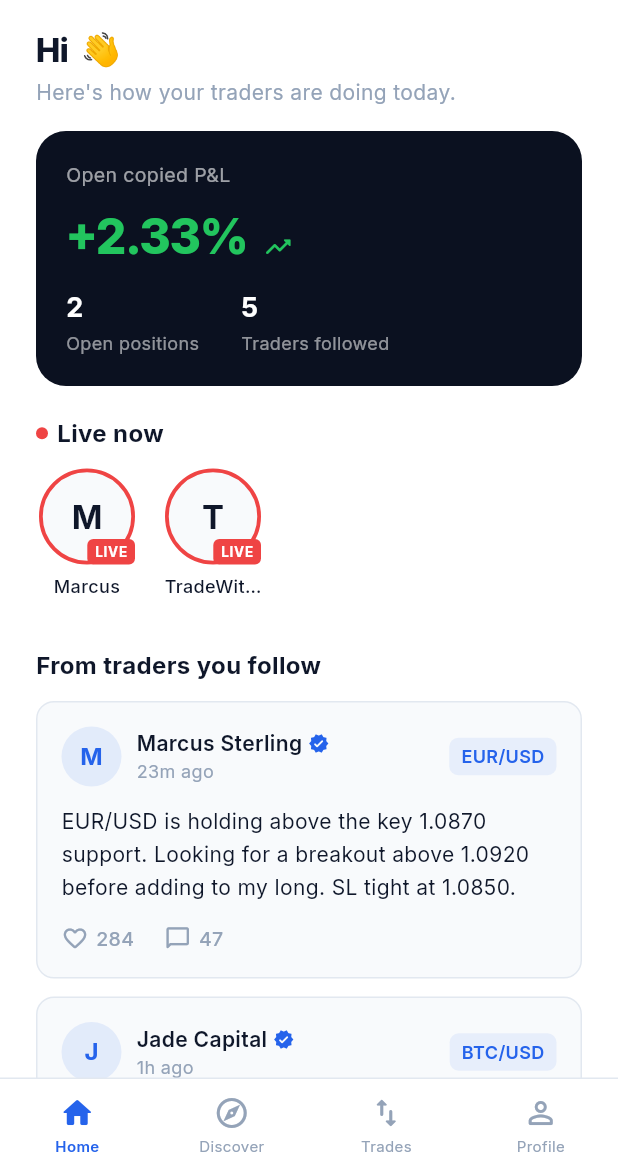
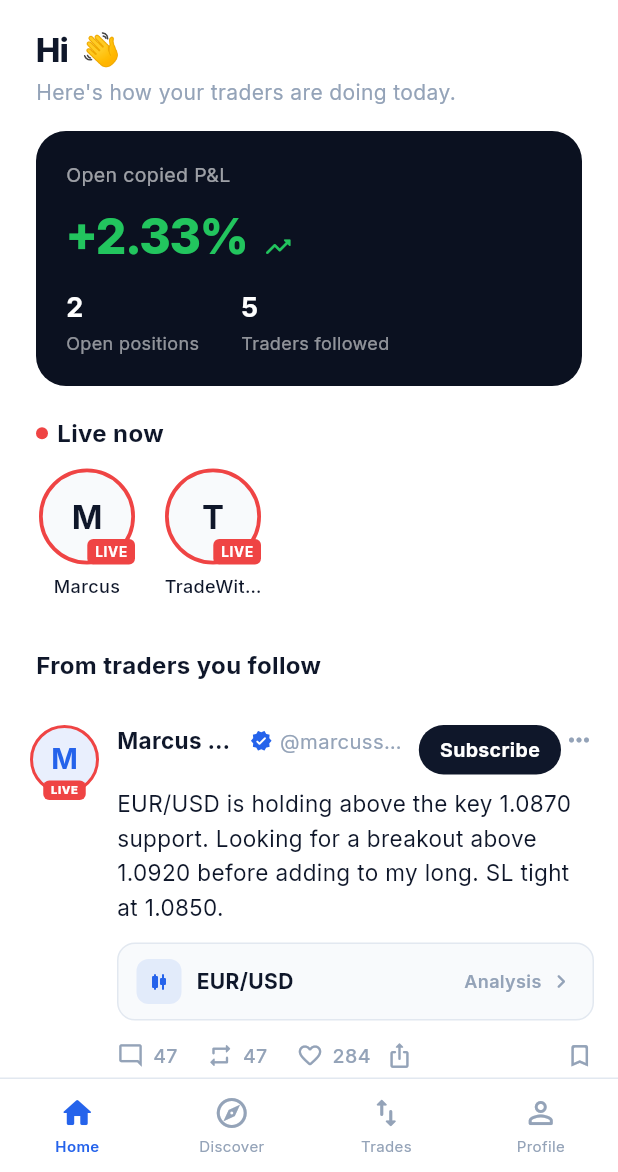
Before and after one commit to shazerlone/tv_license_app, a Flutter app: the HomeScreen screen opened directly, on a phone screen of 412 x 824 dp, the part 64-1236 px from its top. Run offline on Flutter 3.47's test engine with Material 3 defaults, Android fonts, the phone set to English and light mode, and no system bars; our stand-ins replace google_fonts; missing offline and left inert: dart:html; accounts and stored records are empty.

Commit message:
feat: X/Threads-style feed with subscribe, bell, and full action bar
- New FeedPost widget: avatar (live ring), name + verified + @handle · time,
  Subscribe button that flips to a notifications bell once subscribed, … menu
- Action bar: reply, repost (toggle), like (animated, red), share, bookmark —
  all with live counts and K formatting
- Share and More open bottom sheets
- Follower & creator home feeds now use FeedPost full-bleed with hairline
  dividers, like top social platforms

Co-Authored-By: Claude Opus 4.8 <noreply@anthropic.com>
Claude-Session: https://claude.ai/code/session_01KSLhgA3su6KMHBKNL29uhB

```diff
--- a/lib/screens/home_screen.dart
+++ b/lib/screens/home_screen.dart
@@ -8,6 +8,7 @@ import '../state/session.dart';
 import '../widgets/bottom_nav_bar.dart';
 import '../widgets/verified_badge.dart';
 import '../widgets/millimore_logo.dart';
+import '../widgets/feed_post.dart';
 import 'trader_profile_screen.dart';
 import 'live_stream_screen.dart';
 import 'studio_screen.dart';
@@ -151,9 +152,10 @@ class FollowerHome extends StatelessWidget {
         SliverToBoxAdapter(child: _SectionHeader(title: 'From traders you follow')),
         SliverList(
           delegate: SliverChildBuilderDelegate(
-            (_, i) => Padding(
-              padding: const EdgeInsets.fromLTRB(24, 0, 24, 12),
-              child: _PostCard(post: posts[i]),
+            (_, i) => FeedPost(
+              post: posts[i],
+              onOpenProfile: () => Navigator.push(context,
+                  MaterialPageRoute(builder: (_) => TraderProfileScreen(trader: posts[i].trader))),
             ),
             childCount: posts.length,
           ),
@@ -295,9 +297,10 @@ class CreatorHome extends StatelessWidget {
         SliverToBoxAdapter(child: _SectionHeader(title: 'Your recent posts')),
         SliverList(
           delegate: SliverChildBuilderDelegate(
-            (_, i) => Padding(
-              padding: const EdgeInsets.fromLTRB(24, 0, 24, 12),
-              child: _PostCard(post: posts[i]),
+            (_, i) => FeedPost(
+              post: posts[i],
+              onOpenProfile: () => Navigator.push(context,
+                  MaterialPageRoute(builder: (_) => TraderProfileScreen(trader: posts[i].trader))),
             ),
             childCount: posts.length,
           ),
@@ -507,88 +510,6 @@ class _LiveTraderAvatar extends StatelessWidget {
   }
 }
 
-class _PostCard extends StatelessWidget {
-  final Post post;
-  const _PostCard({required this.post});
-
-  @override
-  Widget build(BuildContext context) {
-    return GestureDetector(
-      onTap: () => Navigator.push(context, MaterialPageRoute(builder: (_) => TraderProfileScreen(trader: post.trader))),
-      child: Container(
-        padding: const EdgeInsets.all(16),
-        decoration: BoxDecoration(
-          color: AppColors.surface,
-          borderRadius: BorderRadius.circular(12),
-          border: Border.all(color: AppColors.border),
-        ),
-        child: Column(
-          crossAxisAlignment: CrossAxisAlignment.start,
-          children: [
-            Row(
-              children: [
-                _TraderAvatar(name: post.trader.name, size: 40),
-                const SizedBox(width: 10),
-                Expanded(
-                  child: Column(
-                    crossAxisAlignment: CrossAxisAlignment.start,
-                    children: [
-                      Row(
-                        children: [
-                          Text(post.trader.name, style: GoogleFonts.inter(fontSize: 14, fontWeight: FontWeight.w600, color: AppColors.textPrimary)),
-                          if (post.trader.isVerified) ...[
-                            const SizedBox(width: 4),
-                            const VerifiedBadge(size: 14),
-                          ],
-                        ],
-                      ),
-                      Text(post.timeAgo, style: GoogleFonts.inter(fontSize: 12, color: AppColors.textMuted)),
-                    ],
-                  ),
-                ),
-                if (post.pair != null)
-                  Container(
-                    padding: const EdgeInsets.symmetric(horizontal: 8, vertical: 4),
-                    decoration: BoxDecoration(color: AppColors.primary.withOpacity(0.08), borderRadius: BorderRadius.circular(6)),
-                    child: Text(post.pair!, style: GoogleFonts.inter(fontSize: 12, fontWeight: FontWeight.w600, color: AppColors.primary)),
-                  ),
-              ],
-            ),
-            const SizedBox(height: 12),
-            Text(post.content, style: GoogleFonts.inter(fontSize: 14, color: AppColors.textPrimary, height: 1.55)),
-            const SizedBox(height: 14),
-            Row(
-              children: [
-                _ActionButton(icon: post.isLiked ? Icons.favorite_rounded : Icons.favorite_border_rounded, label: '${post.likes}', color: post.isLiked ? AppColors.red : AppColors.textMuted),
-                const SizedBox(width: 20),
-                _ActionButton(icon: Icons.chat_bubble_outline_rounded, label: '${post.comments}', color: AppColors.textMuted),
-              ],
-            ),
-          ],
-        ),
-      ),
-    );
-  }
-}
-
-class _ActionButton extends StatelessWidget {
-  final IconData icon;
-  final String label;
-  final Color color;
-  const _ActionButton({required this.icon, required this.label, required this.color});
-
-  @override
-  Widget build(BuildContext context) {
-    return Row(
-      children: [
-        Icon(icon, size: 18, color: color),
-        const SizedBox(width: 5),
-        Text(label, style: GoogleFonts.inter(fontSize: 13, color: color, fontWeight: FontWeight.w500)),
-      ],
-    );
-  }
-}
-
 class _TraderAvatar extends StatelessWidget {
   final String name;
   final double size;
--- /dev/null
+++ b/lib/widgets/feed_post.dart
@@ -0,0 +1,476 @@
+import 'package:flutter/material.dart';
+import 'package:google_fonts/google_fonts.dart';
+import '../theme/app_theme.dart';
+import '../models/post.dart';
+import 'verified_badge.dart';
+
+/// A premium X / Threads-style feed post: avatar, identity row with a
+/// Subscribe→Bell control, content, optional trade chip, and an action bar
+/// (reply, repost, like, share) with live counts.
+class FeedPost extends StatefulWidget {
+  final Post post;
+  final VoidCallback? onOpenProfile;
+  final bool showDivider;
+
+  const FeedPost({
+    super.key,
+    required this.post,
+    this.onOpenProfile,
+    this.showDivider = true,
+  });
+
+  @override
+  State<FeedPost> createState() => _FeedPostState();
+}
+
+class _FeedPostState extends State<FeedPost> {
+  late bool _liked = widget.post.isLiked;
+  late int _likes = widget.post.likes;
+  late int _comments = widget.post.comments;
+
+  bool _subscribed = false;
+  bool _notify = false;
+  bool _reposted = false;
+  late int _reposts = (widget.post.likes / 6).round();
+  bool _bookmarked = false;
+
+  void _toggleLike() {
+    setState(() {
+      _liked = !_liked;
+      _likes += _liked ? 1 : -1;
+    });
+  }
+
+  void _toggleRepost() {
+    setState(() {
+      _reposted = !_reposted;
+      _reposts += _reposted ? 1 : -1;
+    });
+  }
+
+  void _subscribe() {
+    setState(() {
+      _subscribed = true;
+      _notify = true;
+    });
+    ScaffoldMessenger.of(context).showSnackBar(
+      SnackBar(content: Text('Subscribed to ${widget.post.trader.name}')),
+    );
+  }
+
+  void _toggleNotify() => setState(() => _notify = !_notify);
+
+  void _share() {
+    showModalBottomSheet(
+      context: context,
+      backgroundColor: Colors.transparent,
+      builder: (_) => _ShareSheet(name: widget.post.trader.name),
+    );
+  }
+
+  void _more() {
+    showModalBottomSheet(
+      context: context,
+      backgroundColor: Colors.transparent,
+      builder: (_) => const _MoreSheet(),
+    );
+  }
+
+  @override
+  Widget build(BuildContext context) {
+    final post = widget.post;
+    return Container(
+      decoration: BoxDecoration(
+        border: widget.showDivider
+            ? const Border(bottom: BorderSide(color: AppColors.border))
+            : null,
+      ),
+      child: Padding(
+        padding: const EdgeInsets.fromLTRB(20, 16, 16, 14),
+        child: Row(
+          crossAxisAlignment: CrossAxisAlignment.start,
+          children: [
+            _Avatar(name: post.trader.name, photoUrl: post.trader.avatarUrl, live: post.trader.isLive, onTap: widget.onOpenProfile),
+            const SizedBox(width: 12),
+            Expanded(
+              child: Column(
+                crossAxisAlignment: CrossAxisAlignment.start,
+                children: [
+                  // Identity row
+                  Row(
+                    crossAxisAlignment: CrossAxisAlignment.start,
+                    children: [
+                      Expanded(
+                        child: GestureDetector(
+                          onTap: widget.onOpenProfile,
+                          child: _IdentityLine(
+                            name: post.trader.name,
+                            username: post.trader.username,
+                            verified: post.trader.isVerified,
+                            time: _shortTime(post),
+                          ),
+                        ),
+                      ),
+                      const SizedBox(width: 8),
+                      _SubscribeControl(
+                        subscribed: _subscribed,
+                        notify: _notify,
+                        onSubscribe: _subscribe,
+                        onToggleNotify: _toggleNotify,
+                      ),
+                      const SizedBox(width: 2),
+                      GestureDetector(
+                        onTap: _more,
+                        child: const Icon(Icons.more_horiz_rounded, size: 20, color: AppColors.textMuted),
+                      ),
+                    ],
+                  ),
+                  const SizedBox(height: 8),
+                  // Content
+                  Text(
+                    post.content,
+                    style: GoogleFonts.inter(fontSize: 15, color: AppColors.textPrimary, height: 1.5),
+                  ),
+                  if (post.pair != null) ...[
+                    const SizedBox(height: 12),
+                    _TradeChip(pair: post.pair!, type: post.type),
+                  ],
+                  const SizedBox(height: 14),
+                  // Actions
+                  Row(
+                    children: [
+                      _ActionIcon(
+                        icon: Icons.mode_comment_outlined,
+                        count: _comments,
+                        onTap: () {},
+                      ),
+                      _ActionIcon(
+                        icon: Icons.repeat_rounded,
+                        count: _reposts,
+                        active: _reposted,
+                        activeColor: AppColors.green,
+                        onTap: _toggleRepost,
+                      ),
+                      _ActionIcon(
+                        icon: _liked ? Icons.favorite_rounded : Icons.favorite_border_rounded,
+                        count: _likes,
+                        active: _liked,
+                        activeColor: AppColors.red,
+                        onTap: _toggleLike,
+                      ),
+                      _ActionIcon(
+                        icon: Icons.ios_share_rounded,
+                        onTap: _share,
+                      ),
+                      const Spacer(),
+                      GestureDetector(
+                        onTap: () => setState(() => _bookmarked = !_bookmarked),
+                        child: Icon(
+                          _bookmarked ? Icons.bookmark_rounded : Icons.bookmark_border_rounded,
+                          size: 19,
+                          color: _bookmarked ? AppColors.primary : AppColors.textMuted,
+                        ),
+                      ),
+                    ],
+                  ),
+                ],
+              ),
+            ),
+          ],
+        ),
+      ),
+    );
+  }
+
+  String _shortTime(Post post) {
+    final t = post.timeAgo; // e.g. "23m ago"
+    return t.replaceAll(' ago', '');
+  }
+}
+
+// ── Avatar ───────────────────────────────────────────────────────────────────
+
+class _Avatar extends StatelessWidget {
+  final String name;
+  final String? photoUrl;
+  final bool live;
+  final VoidCallback? onTap;
+  const _Avatar({required this.name, this.photoUrl, this.live = false, this.onTap});
+
+  @override
+  Widget build(BuildContext context) {
+    return GestureDetector(
+      onTap: onTap,
+      child: Stack(
+        clipBehavior: Clip.none,
+        children: [
+          Container(
+            width: 46,
+            height: 46,
+            decoration: BoxDecoration(
+              shape: BoxShape.circle,
+              color: AppColors.primary.withOpacity(0.1),
+              border: live ? Border.all(color: AppColors.red, width: 2) : null,
+              image: photoUrl != null ? DecorationImage(image: NetworkImage(photoUrl!), fit: BoxFit.cover) : null,
+            ),
+            child: photoUrl == null
+                ? Center(
+                    child: Text(name.isNotEmpty ? name[0] : '?',
+                        style: GoogleFonts.inter(fontSize: 19, fontWeight: FontWeight.w700, color: AppColors.primary)),
+                  )
+                : null,
+          ),
+          if (live)
+            Positioned(
+              bottom: -4,
+              left: 0,
+              right: 0,
+              child: Center(
+                child: Container(
+                  padding: const EdgeInsets.symmetric(horizontal: 5, vertical: 1),
+                  decoration: BoxDecoration(color: AppColors.red, borderRadius: BorderRadius.circular(4)),
+                  child: Text('LIVE',
+                      style: GoogleFonts.inter(fontSize: 7.5, fontWeight: FontWeight.w800, color: Colors.white, letterSpacing: 0.4)),
+                ),
+              ),
+            ),
+        ],
+      ),
+    );
+  }
+}
+
+// ── Identity line ─────────────────────────────────────────────────────────────
+
+class _IdentityLine extends StatelessWidget {
+  final String name;
+  final String username;
+  final bool verified;
+  final String time;
+  const _IdentityLine({required this.name, required this.username, required this.verified, required this.time});
+
+  @override
+  Widget build(BuildContext context) {
+    return Row(
+      children: [
+        Flexible(
+          child: Text(name,
+              overflow: TextOverflow.ellipsis,
+              style: GoogleFonts.inter(fontSize: 15, fontWeight: FontWeight.w700, color: AppColors.textPrimary)),
+        ),
+        if (verified) ...[
+          const SizedBox(width: 4),
+          const VerifiedBadge(size: 15),
+        ],
+        const SizedBox(width: 5),
+        Flexible(
+          child: Text('@$username · $time',
+              overflow: TextOverflow.ellipsis,
+              style: GoogleFonts.inter(fontSize: 13.5, color: AppColors.textMuted)),
+        ),
+      ],
+    );
+  }
+}
+
+// ── Subscribe / bell control ──────────────────────────────────────────────────
+
+class _SubscribeControl extends StatelessWidget {
+  final bool subscribed;
+  final bool notify;
+  final VoidCallback onSubscribe;
+  final VoidCallback onToggleNotify;
+  const _SubscribeControl({
+    required this.subscribed,
+    required this.notify,
+    required this.onSubscribe,
+    required this.onToggleNotify,
+  });
+
+  @override
+  Widget build(BuildContext context) {
+    if (!subscribed) {
+      return GestureDetector(
+        onTap: onSubscribe,
+        child: Container(
+          padding: const EdgeInsets.symmetric(horizontal: 14, vertical: 7),
+          decoration: BoxDecoration(
+            color: AppColors.textPrimary,
+            borderRadius: BorderRadius.circular(20),
+          ),
+          child: Text('Subscribe',
+              style: GoogleFonts.inter(fontSize: 13, fontWeight: FontWeight.w700, color: Colors.white)),
+        ),
+      );
+    }
+    return GestureDetector(
+      onTap: onToggleNotify,
+      child: Container(
+        padding: const EdgeInsets.all(7),
+        decoration: BoxDecoration(
+          shape: BoxShape.circle,
+          border: Border.all(color: notify ? AppColors.primary : AppColors.border),
+          color: notify ? AppColors.primary.withOpacity(0.08) : Colors.transparent,
+        ),
+        child: Icon(
+          notify ? Icons.notifications_active_rounded : Icons.notifications_none_rounded,
+          size: 18,
+          color: notify ? AppColors.primary : AppColors.textMuted,
+        ),
+      ),
+    );
+  }
+}
+
+// ── Trade chip ────────────────────────────────────────────────────────────────
+
+class _TradeChip extends StatelessWidget {
+  final String pair;
+  final PostType type;
+  const _TradeChip({required this.pair, required this.type});
+
+  @override
+  Widget build(BuildContext context) {
+    return Container(
+      padding: const EdgeInsets.symmetric(horizontal: 12, vertical: 10),
+      decoration: BoxDecoration(
+        color: AppColors.surface,
+        borderRadius: BorderRadius.circular(12),
+        border: Border.all(color: AppColors.border),
+      ),
+      child: Row(
+        children: [
+          Container(
+            padding: const EdgeInsets.all(7),
+            decoration: BoxDecoration(color: AppColors.primary.withOpacity(0.1), borderRadius: BorderRadius.circular(8)),
+            child: const Icon(Icons.candlestick_chart_rounded, size: 16, color: AppColors.primary),
+          ),
+          const SizedBox(width: 10),
+          Text(pair, style: GoogleFonts.inter(fontSize: 14, fontWeight: FontWeight.w700, color: AppColors.textPrimary)),
+          const Spacer(),
+          Text(type == PostType.trade ? 'Trade' : 'Analysis',
+              style: GoogleFonts.inter(fontSize: 12, fontWeight: FontWeight.w600, color: AppColors.textMuted)),
+          const SizedBox(width: 4),
+          const Icon(Icons.chevron_right_rounded, size: 18, color: AppColors.textMuted),
+        ],
+      ),
+    );
+  }
+}
+
+// ── Action icon ───────────────────────────────────────────────────────────────
+
+class _ActionIcon extends StatelessWidget {
+  final IconData icon;
+  final int? count;
+  final bool active;
+  final Color activeColor;
+  final VoidCallback onTap;
+  const _ActionIcon({
+    required this.icon,
+    this.count,
+    this.active = false,
+    this.activeColor = AppColors.textMuted,
+    required this.onTap,
+  });
+
+  @override
+  Widget build(BuildContext context) {
+    final color = active ? activeColor : AppColors.textMuted;
+    return Expanded(
+      child: GestureDetector(
+        behavior: HitTestBehavior.opaque,
+        onTap: onTap,
+        child: Row(
+          children: [
+            Icon(icon, size: 18, color: color),
+            if (count != null && count! > 0) ...[
+              const SizedBox(width: 6),
+              Text(_fmt(count!), style: GoogleFonts.inter(fontSize: 13, color: color, fontWeight: FontWeight.w500)),
+            ],
+          ],
+        ),
+      ),
+    );
+  }
+
+  String _fmt(int n) {
+    if (n >= 1000) return '${(n / 1000).toStringAsFixed(1)}K';
+    return '$n';
+  }
+}
+
+// ── Sheets ────────────────────────────────────────────────────────────────────
+
+class _ShareSheet extends StatelessWidget {
+  final String name;
+  const _ShareSheet({required this.name});
+
+  @override
+  Widget build(BuildContext context) {
+    return Container(
+      decoration: const BoxDecoration(color: AppColors.background, borderRadius: BorderRadius.vertical(top: Radius.circular(24))),
+      padding: const EdgeInsets.fromLTRB(24, 12, 24, 28),
+      child: Column(
+        mainAxisSize: MainAxisSize.min,
+        crossAxisAlignment: CrossAxisAlignment.start,
+        children: [
+          Center(child: Container(width: 40, height: 4, decoration: BoxDecoration(color: AppColors.border, borderRadius: BorderRadius.circular(2)))),
+          const SizedBox(height: 20),
+          Text('Share post', style: GoogleFonts.inter(fontSize: 18, fontWeight: FontWeight.w700, color: AppColors.textPrimary)),
+          const SizedBox(height: 16),
+          _SheetRow(icon: Icons.link_rounded, label: 'Copy link'),
+          _SheetRow(icon: Icons.send_rounded, label: 'Send via direct message'),
+          _SheetRow(icon: Icons.repeat_rounded, label: 'Repost to your followers'),
+          _SheetRow(icon: Icons.bookmark_border_rounded, label: 'Save'),
+        ],
+      ),
+    );
+  }
+}
+
+class _MoreSheet extends StatelessWidget {
+  const _MoreSheet();
+
+  @override
+  Widget build(BuildContext context) {
+    return Container(
+      decoration: const BoxDecoration(color: AppColors.background, borderRadius: BorderRadius.vertical(top: Radius.circular(24))),
+      padding: const EdgeInsets.fromLTRB(24, 12, 24, 28),
+      child: Column(
+        mainAxisSize: MainAxisSize.min,
+        crossAxisAlignment: CrossAxisAlignment.start,
+        children: [
+          Center(child: Container(width: 40, height: 4, decoration: BoxDecoration(color: AppColors.border, borderRadius: BorderRadius.circular(2)))),
+          const SizedBox(height: 20),
+          _SheetRow(icon: Icons.volume_off_rounded, label: 'Mute this trader'),
+          _SheetRow(icon: Icons.flag_outlined, label: 'Report post'),
+          _SheetRow(icon: Icons.visibility_off_outlined, label: 'Not interested'),
+        ],
+      ),
+    );
+  }
+}
+
+class _SheetRow extends StatelessWidget {
+  final IconData icon;
+  final String label;
+  const _SheetRow({required this.icon, required this.label});
+
+  @override
+  Widget build(BuildContext context) {
+    return InkWell(
+      onTap: () => Navigator.pop(context),
+      child: Padding(
+        padding: const EdgeInsets.symmetric(vertical: 12),
+        child: Row(
+          children: [
+            Icon(icon, size: 20, color: AppColors.textSecondary),
+            const SizedBox(width: 14),
+            Text(label, style: GoogleFonts.inter(fontSize: 14.5, fontWeight: FontWeight.w500, color: AppColors.textPrimary)),
+          ],
+        ),
+      ),
+    );
+  }
+}
```
